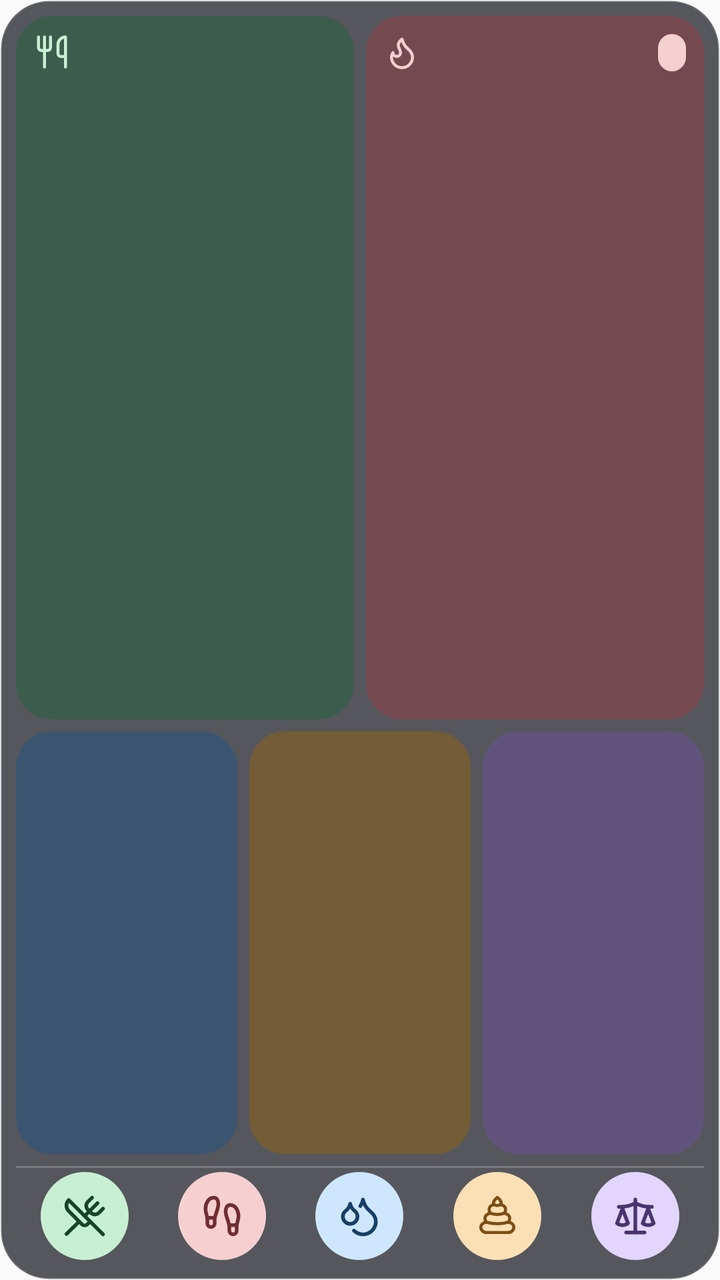
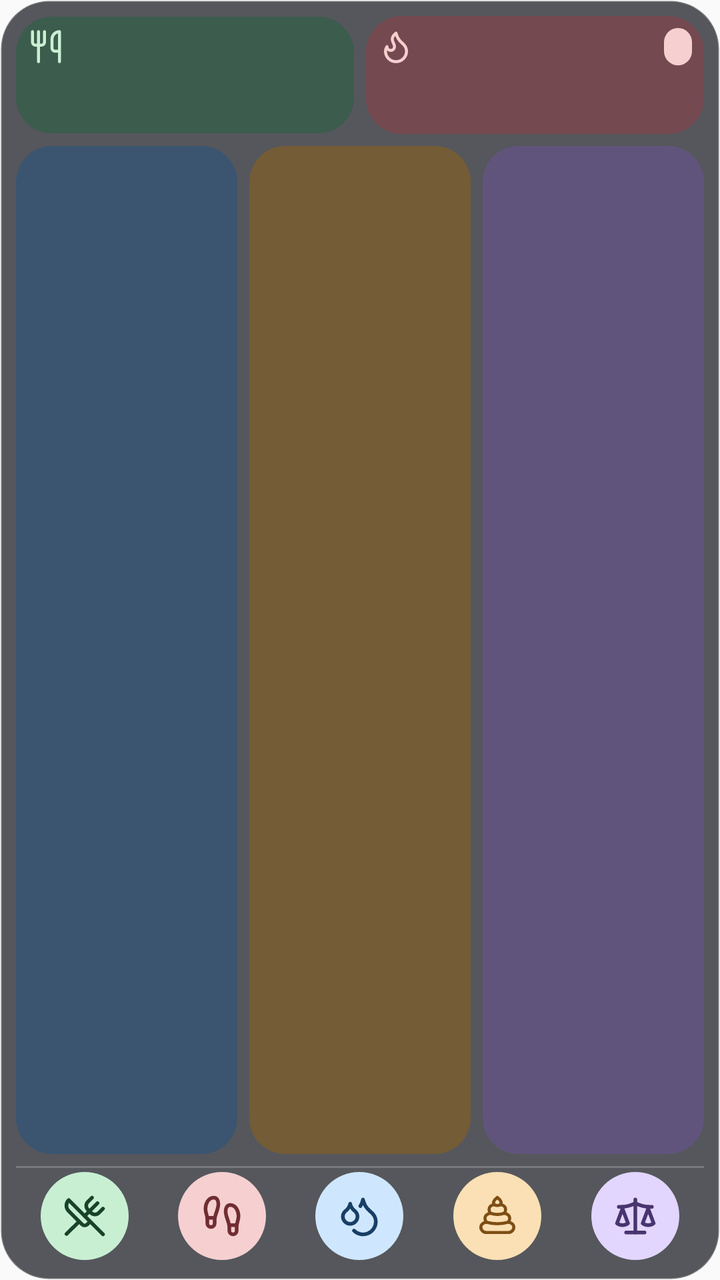

The first picture is an Android layout as it rendered before a commit; the second is the same layout after the commit. The layout source and the unified diff follow.
<!-- AndroidManifest.xml: application theme AppTheme -->
<!-- res/layout/widget_medium_dark.xml -->
<?xml version="1.0" encoding="utf-8"?>
<LinearLayout xmlns:android="http://schemas.android.com/apk/res/android"
    android:layout_width="match_parent"
    android:layout_height="match_parent"
    android:background="@drawable/widget_surface_dark"
    android:orientation="vertical"
    android:padding="8dp">

    
    <LinearLayout
        android:layout_width="match_parent"
        android:layout_height="0dp"
        android:layout_weight="1"
        android:orientation="horizontal">

        <LinearLayout
            android:id="@+id/widget_intake_card"
            style="@style/WidgetCard"
            android:layout_width="0dp"
            android:layout_marginEnd="6dp"
            android:layout_weight="1"
            android:background="@drawable/widget_card_intake_dark">

            <LinearLayout style="@style/WidgetCardHeader">
                <ImageView
                    android:layout_width="18dp"
                    android:layout_height="18dp"
                    android:importantForAccessibility="no"
                    android:src="@drawable/widget_intake_icon_dark" />
                <FrameLayout
                    android:layout_width="0dp"
                    android:layout_height="0dp"
                    android:layout_weight="1" />
                <TextView
                    android:id="@+id/widget_intake_net"
                    style="@style/WidgetPill"
                    android:background="@drawable/widget_pill_surplus_dark"
                    android:textColor="#17432A"
                    android:visibility="gone" />
            </LinearLayout>

            <TextView
                android:id="@+id/widget_intake_value"
                style="@style/WidgetValue"
                android:textColor="#E6F8EB" />
        </LinearLayout>

        <LinearLayout
            android:id="@+id/widget_burned_card"
            style="@style/WidgetCard"
            android:layout_width="0dp"
            android:layout_weight="1"
            android:background="@drawable/widget_card_burned_dark">

            <LinearLayout style="@style/WidgetCardHeader">
                <ImageView
                    android:layout_width="18dp"
                    android:layout_height="18dp"
                    android:importantForAccessibility="no"
                    android:src="@drawable/widget_burned_icon_dark" />
                <FrameLayout
                    android:layout_width="0dp"
                    android:layout_height="0dp"
                    android:layout_weight="1" />
                <TextView
                    android:id="@+id/widget_burned_net"
                    style="@style/WidgetPill"
                    android:background="@drawable/widget_pill_deficit_dark"
                    android:textColor="#702D32" />
            </LinearLayout>

            <TextView
                android:id="@+id/widget_burned_value"
                style="@style/WidgetValue"
                android:textColor="#FBE9E9" />
        </LinearLayout>
    </LinearLayout>

    <LinearLayout
        android:layout_width="match_parent"
        android:layout_height="0dp"
        android:layout_marginTop="6dp"
        android:layout_weight="0.6"
        android:orientation="horizontal">

        <LinearLayout
            android:id="@+id/widget_carbs_card"
            style="@style/WidgetMacro"
            android:layout_marginEnd="6dp"
            android:background="@drawable/widget_card_carbs_dark">
            <TextView
                android:id="@+id/widget_carbs_value"
                style="@style/WidgetMacroValue"
                android:textColor="#E3F1FF" />
        </LinearLayout>

        <LinearLayout
            android:id="@+id/widget_protein_card"
            style="@style/WidgetMacro"
            android:layout_marginEnd="6dp"
            android:background="@drawable/widget_card_protein_dark">
            <TextView
                android:id="@+id/widget_protein_value"
                style="@style/WidgetMacroValue"
                android:textColor="#FFF1D9" />
        </LinearLayout>

        <LinearLayout
            android:id="@+id/widget_fat_card"
            style="@style/WidgetMacro"
            android:background="@drawable/widget_card_fat_dark">
            <TextView
                android:id="@+id/widget_fat_value"
                style="@style/WidgetMacroValue"
                android:textColor="#F1EAFF" />
        </LinearLayout>
    </LinearLayout>

    <LinearLayout
        android:layout_width="match_parent"
        android:layout_height="1dp"
        android:layout_marginTop="6dp"
        android:background="#33FFFFFF" />

    <include layout="@layout/widget_actions_five" />
</LinearLayout>
<!-- res/layout/widget_actions_five.xml (included above) -->
<?xml version="1.0" encoding="utf-8"?>
<LinearLayout xmlns:android="http://schemas.android.com/apk/res/android" android:layout_width="match_parent" android:layout_height="48dp" android:orientation="horizontal" android:gravity="center">
    <ImageButton android:id="@+id/widget_food" style="@style/WidgetAction"
        android:src="@drawable/widget_food_icon" android:contentDescription="@string/widget_food" />
    <ImageButton android:id="@+id/widget_movement" style="@style/WidgetAction"
        android:src="@drawable/widget_movement_icon" android:contentDescription="@string/widget_movement" />
    <ImageButton android:id="@+id/widget_water" style="@style/WidgetAction"
        android:src="@drawable/widget_water_icon" android:contentDescription="@string/widget_water" />
    <ImageButton android:id="@+id/widget_poop" style="@style/WidgetAction"
        android:src="@drawable/widget_poop_icon" android:contentDescription="@string/widget_poop" />
    <ImageButton android:id="@+id/widget_weight" style="@style/WidgetAction"
        android:src="@drawable/widget_weight_icon" android:contentDescription="@string/widget_weight" />
    <ImageButton android:id="@+id/widget_custom" style="@style/WidgetAction" android:visibility="gone"
        android:src="@drawable/widget_custom_icon" android:contentDescription="@string/widget_custom" />
</LinearLayout>
<!-- resources referenced by this layout -->
<resources>
  <!-- drawable widget_card_burned_dark (drawable) -->
  <?xml version="1.0" encoding="utf-8"?>
  <shape xmlns:android="http://schemas.android.com/apk/res/android" android:shape="rectangle">
      <solid android:color="#9E8A4249" />
      <corners android:radius="18dp" />
  </shape>
  <!-- drawable widget_card_carbs_dark (drawable) -->
  <?xml version="1.0" encoding="utf-8"?>
  <shape xmlns:android="http://schemas.android.com/apk/res/android" android:shape="rectangle">
      <solid android:color="#9E2C557D" />
      <corners android:radius="18dp" />
  </shape>
  <!-- drawable widget_card_fat_dark (drawable) -->
  <?xml version="1.0" encoding="utf-8"?>
  <shape xmlns:android="http://schemas.android.com/apk/res/android" android:shape="rectangle">
      <solid android:color="#9E6A5390" />
      <corners android:radius="18dp" />
  </shape>
  <!-- drawable widget_card_intake_dark (drawable) -->
  <?xml version="1.0" encoding="utf-8"?>
  <shape xmlns:android="http://schemas.android.com/apk/res/android" android:shape="rectangle">
      <solid android:color="#9E2E6045" />
      <corners android:radius="18dp" />
  </shape>
  <!-- drawable widget_card_protein_dark (drawable) -->
  <?xml version="1.0" encoding="utf-8"?>
  <shape xmlns:android="http://schemas.android.com/apk/res/android" android:shape="rectangle">
      <solid android:color="#9E87601F" />
      <corners android:radius="18dp" />
  </shape>
  <!-- drawable widget_pill_deficit_dark (drawable) -->
  <?xml version="1.0" encoding="utf-8"?>
  <shape xmlns:android="http://schemas.android.com/apk/res/android" android:shape="rectangle">
      <solid android:color="#F6D0D0" />
      <corners android:radius="12dp" />
  </shape>
  <!-- drawable widget_pill_surplus_dark (drawable) -->
  <?xml version="1.0" encoding="utf-8"?>
  <shape xmlns:android="http://schemas.android.com/apk/res/android" android:shape="rectangle">
      <solid android:color="#C9EFD3" />
      <corners android:radius="12dp" />
  </shape>
  <string name="widget_custom">Custom</string>
  <string name="widget_food">Food</string>
  <string name="widget_movement">Movement</string>
  <string name="widget_poop">Poop</string>
  <string name="widget_water">Water</string>
  <string name="widget_weight">Weight</string>
  <style name="WidgetCard">
          <item name="android:layout_height">match_parent</item>
          <item name="android:orientation">vertical</item>
          <item name="android:padding">9dp</item>
      </style>
  <style name="WidgetCardHeader">
          <item name="android:layout_width">match_parent</item>
          <item name="android:layout_height">wrap_content</item>
          <item name="android:gravity">center_vertical</item>
          <item name="android:orientation">horizontal</item>
      </style>
  <style name="AppTheme" parent="Theme.AppCompat.Light.DarkActionBar">
          
          <item name="colorPrimary">@color/colorPrimary</item>
          <item name="colorPrimaryDark">@color/colorPrimaryDark</item>
          <item name="colorAccent">@color/colorAccent</item>
      </style>
  <!-- drawable widget_ripple (drawable) -->
  <?xml version="1.0" encoding="utf-8"?>
  <ripple xmlns:android="http://schemas.android.com/apk/res/android" android:color="#25365B44"><item android:id="@android:id/mask"><shape android:shape="oval"><solid android:color="#FFFFFF" /></shape></item></ripple>
  <!-- unchanged entries left out for length: 14 -->
</resources>

<!-- the commit's change to res/layout/widget_medium_dark.xml (unified diff, before → after) -->
@@ -9,13 +9,12 @@
     
     <LinearLayout
         android:layout_width="match_parent"
-        android:layout_height="0dp"
-        android:layout_weight="1"
+        android:layout_height="wrap_content"
         android:orientation="horizontal">
 
         <LinearLayout
             android:id="@+id/widget_intake_card"
-            style="@style/WidgetCard"
+            style="@style/WidgetCardCompact"
             android:layout_width="0dp"
             android:layout_marginEnd="6dp"
             android:layout_weight="1"
@@ -41,13 +40,13 @@
 
             <TextView
                 android:id="@+id/widget_intake_value"
-                style="@style/WidgetValue"
+                style="@style/WidgetValueCompact"
                 android:textColor="#E6F8EB" />
         </LinearLayout>
 
         <LinearLayout
             android:id="@+id/widget_burned_card"
-            style="@style/WidgetCard"
+            style="@style/WidgetCardCompact"
             android:layout_width="0dp"
             android:layout_weight="1"
             android:background="@drawable/widget_card_burned_dark">
@@ -71,7 +70,7 @@
 
             <TextView
                 android:id="@+id/widget_burned_value"
-                style="@style/WidgetValue"
+                style="@style/WidgetValueCompact"
                 android:textColor="#FBE9E9" />
         </LinearLayout>
     </LinearLayout>
@@ -80,7 +79,7 @@
         android:layout_width="match_parent"
         android:layout_height="0dp"
         android:layout_marginTop="6dp"
-        android:layout_weight="0.6"
+        android:layout_weight="1"
         android:orientation="horizontal">
 
         <LinearLayout
<!-- resource entries referenced after the edit -->
@@ -48,6 +48,11 @@
   <string name="widget_poop">Poop</string>
   <string name="widget_water">Water</string>
   <string name="widget_weight">Weight</string>
+  <style name="WidgetCardCompact" parent="WidgetCard">
+          <item name="android:layout_height">wrap_content</item>
+          <item name="android:layout_gravity">center_vertical</item>
+          <item name="android:padding">6dp</item>
+      </style>
   <style name="WidgetCard">
           <item name="android:layout_height">match_parent</item>
           <item name="android:orientation">vertical</item>
@@ -58,6 +63,11 @@
           <item name="android:layout_height">wrap_content</item>
           <item name="android:gravity">center_vertical</item>
           <item name="android:orientation">horizontal</item>
+      </style>
+  <style name="WidgetValueCompact" parent="WidgetValue">
+          <item name="android:layout_height">wrap_content</item>
+          <item name="android:layout_weight">0</item>
+          <item name="android:textSize">21sp</item>
       </style>
   <style name="AppTheme" parent="Theme.AppCompat.Light.DarkActionBar">
           
